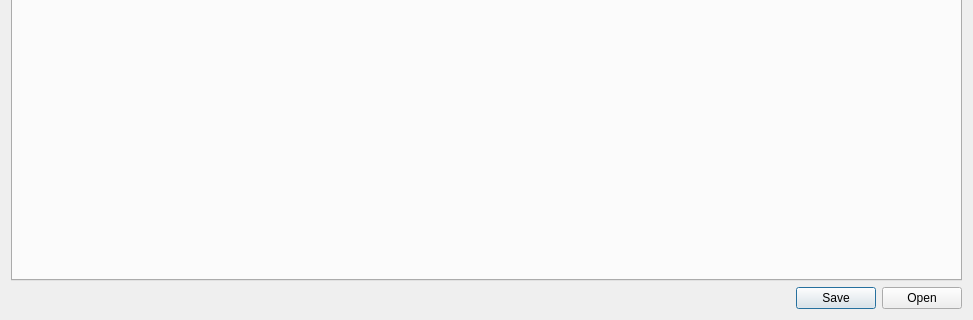
The window that Software/PC_Application/Device/RegisterAccess/rawregisterdialog.ui (jankae/LibreVNA) describes before a commit, drawn with Qt 5; both pictures show x 0 to 973 and y 320 to 640 of the 973 by 640 pixel window.
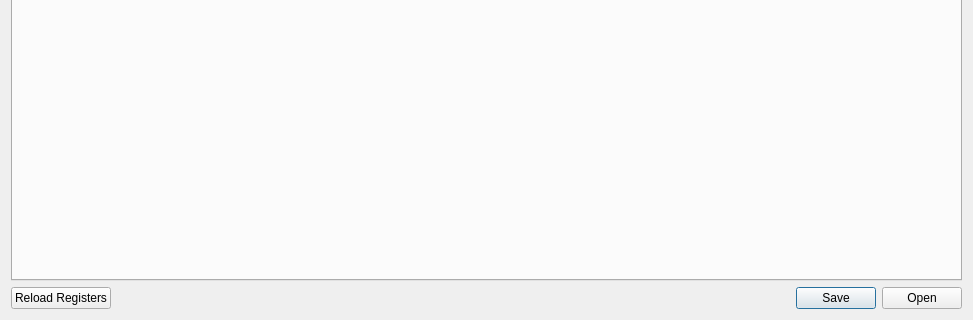
The same window after the commit. Icons and pictures are not drawn.

Diff of the .ui file:
```diff
--- a/Software/PC_Application/Device/RegisterAccess/rawregisterdialog.ui
+++ b/Software/PC_Application/Device/RegisterAccess/rawregisterdialog.ui
@@ -25,6 +25,18 @@
     </widget>
    </item>
    <item>
+    <layout class="QHBoxLayout" name="horizontalLayout">
+     <item>
+      <widget class="QPushButton" name="reload">
+       <property name="text">
+        <string>Reload Registers</string>
+       </property>
+       <property name="icon">
+        <iconset theme="view-refresh"/>
+       </property>
+      </widget>
+     </item>
+     <item>
     <widget class="QDialogButtonBox" name="buttonBox">
      <property name="orientation">
       <enum>Qt::Horizontal</enum>
@@ -32,7 +44,12 @@
      <property name="standardButtons">
       <set>QDialogButtonBox::Open|QDialogButtonBox::Save</set>
      </property>
-    </widget>
+       <property name="centerButtons">
+        <bool>false</bool>
+       </property>
+      </widget>
+     </item>
+    </layout>
    </item>
   </layout>
  </widget>
```
Lines whose indentation alone changed are shown as unchanged.
